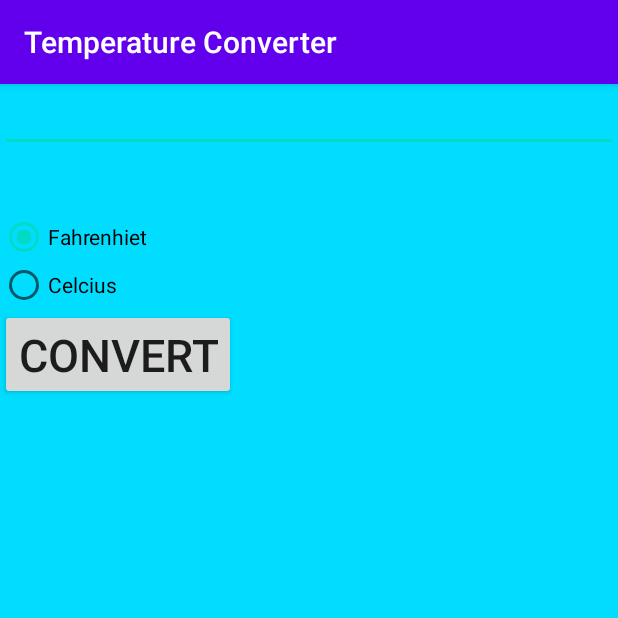
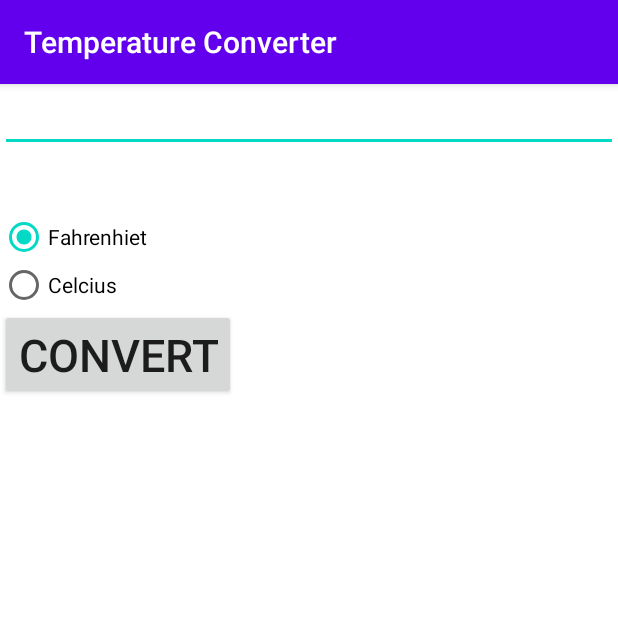
Before and after one commit to GokulRaj33/TemperatureConverter, an Android app: the screen it shows after launch (MainActivity), on a phone screen of 412 x 824 dp, the top half of it. Run offline under Robolectric (Android 15) with nearby library versions, the phone set to English and light mode, and no system bars.

Commit message:
initial commit

```diff
--- a/app/src/main/res/layout/activity_main.xml
+++ b/app/src/main/res/layout/activity_main.xml
@@ -5,7 +5,7 @@
     android:id="@+id/ll"
     android:layout_width="fill_parent"
     android:layout_height="fill_parent"
-    android:background="@android:color/holo_blue_bright"
+    android:background="@android:color/background_light"
     android:orientation="vertical">
 
     <EditText
```
